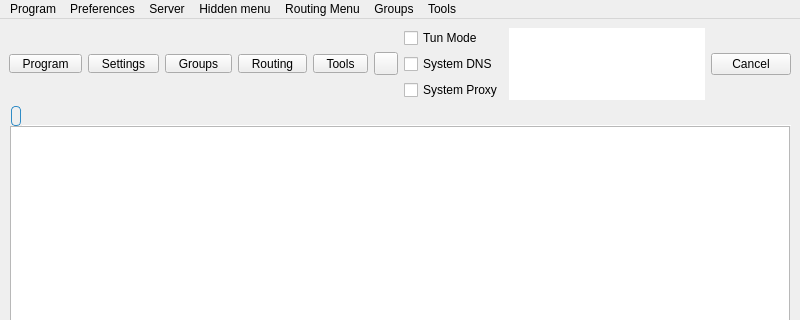
This is include/ui/mainwindow.ui in mipselqq/waterdisco as Qt 5 draws it before an edit; both pictures show x 0 to 800 and y 0 to 320 of the 800 by 600 pixel window. The edited form follows.
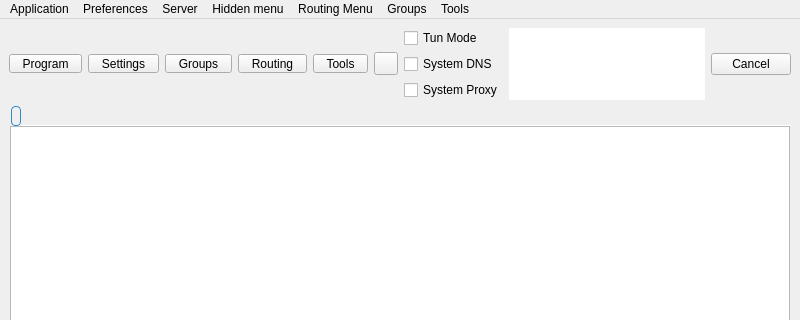
This is the edited form. Icons and pictures are not drawn. Custom widgets are drawn as their Qt base class.

```diff
--- a/include/ui/mainwindow.ui
+++ b/include/ui/mainwindow.ui
@@ -757,7 +757,7 @@
    </property>
    <widget class="QMenu" name="menu_program">
     <property name="title">
-     <string>Program</string>
+     <string>Application</string>
     </property>
     <addaction name="actionHide_window"/>
     <addaction name="separator"/>
```
Left out of the diff: 4 changed lines with no effect on the pictures.
